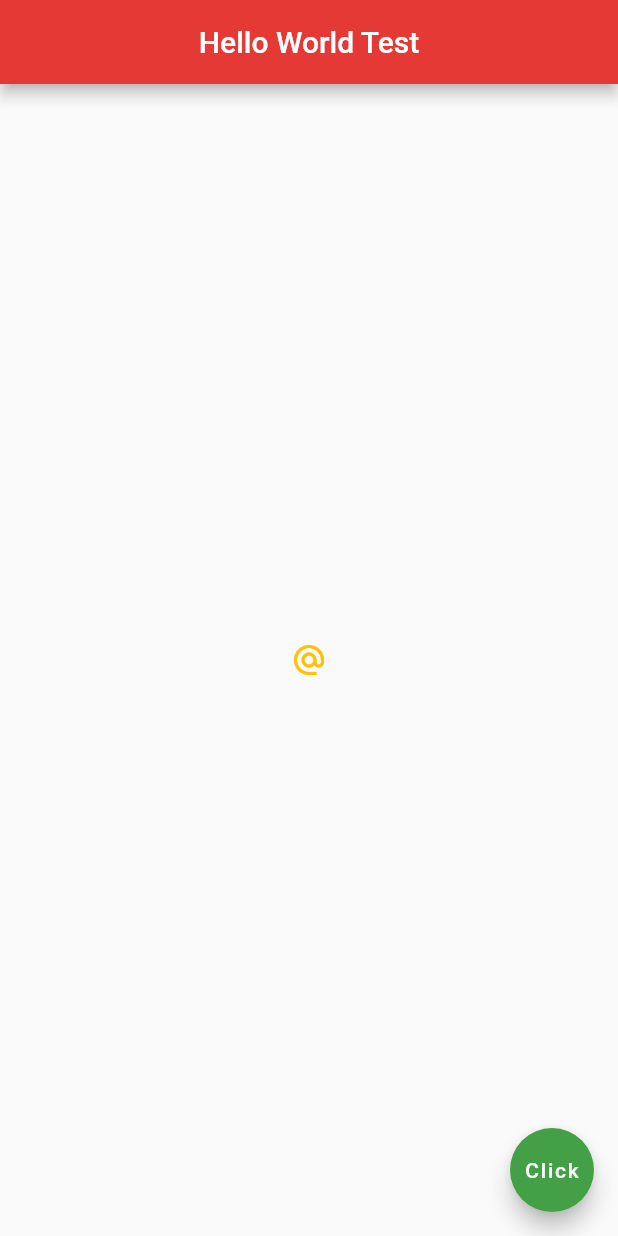
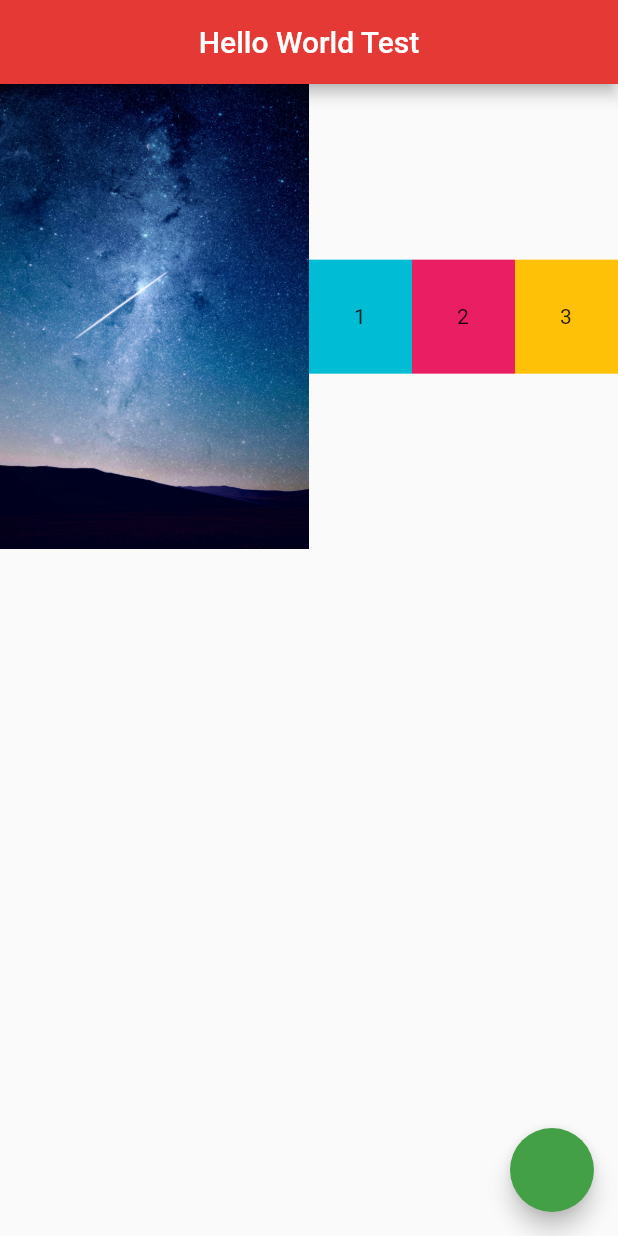
Before and after one commit to kattsy-dev/Project01, a Flutter app: the screen it shows after launch, on a phone screen of 412 x 824 dp. Run offline on Flutter 3.47's test engine with Material 3 defaults, Android fonts, the phone set to English and light mode, and no system bars.

Commit message:
Expanded Widget

```diff
--- a/lib/main.dart
+++ b/lib/main.dart
@@ -1,4 +1,5 @@
 import 'package:flutter/material.dart';
+import 'package:flutter/rendering.dart';
 import 'package:flutter/widgets.dart';
 
 //void main() => runApp(const MyApp());
@@ -22,40 +23,41 @@ class Home extends StatelessWidget {
         centerTitle: true,
         backgroundColor: Colors.red[600],
       ),
-      body: Center(
-        child: IconButton(
-          onPressed: () {
-            print("Yay");
-          },
-
-          icon: const Icon(Icons.alternate_email),
-          color: Colors.amber,
-
-          // Icons.airport_shuttle,
-          // color: Colors.lightBlue,
-          // size: 50.0,
-
-          // child: Image.asset('assets/space1.jpg'),
-          // child: Image.NetworkImage('assets/space1.jpg'),
-          // image: AssetImage('assets/space1.jpg'),
-          // image: NetworkImage('https://images.unsplash.com/photo-1531306728370-e2ebd9d7bb99?q=80&w=1287&auto=format&fit=crop&ixlib=rb-4.0.3&ixid=M3wxMjA3fDB8MHxwaG90by1wYWdlfHx8fGVufDB8fHx8fA%3D%3D'),
-        ),
-
-        // child: Text(
-        //   "Hello Ninjas",
-        //   style: TextStyle(
-        //     fontSize: 20.0,
-        //     fontWeight: FontWeight.bold,
-        //     letterSpacing: 2.0,
-        //     color: Colors.grey,
-        //     fontFamily: 'IndieFlower',
-        //   ),
-        // ),
+      body: Row(
+        children: [
+          Expanded(
+            flex: 3,
+            child: Image.asset('assets/space1.jpg'),
+          ),
+          Expanded(
+            flex: 1,
+            child: Container(
+              padding: const EdgeInsets.all(30.0),
+              color: Colors.cyan,
+              child: const Text("1"),
+            ),
+          ),
+          Expanded(
+            flex: 1,
+            child: Container(
+              padding: const EdgeInsets.all(30.0),
+              color: Colors.pink,
+              child: const Text("2"),
+            ),
+          ),
+          Expanded(
+            flex: 1,
+            child: Container(
+              padding: const EdgeInsets.all(30.0),
+              color: Colors.amber,
+              child: const Text("3"),
+            ),
+          ),
+        ],
       ),
       floatingActionButton: FloatingActionButton(
         onPressed: () {},
         backgroundColor: Colors.green[600],
-        child: const Text("Click"),
       ),
     );
   }
```
